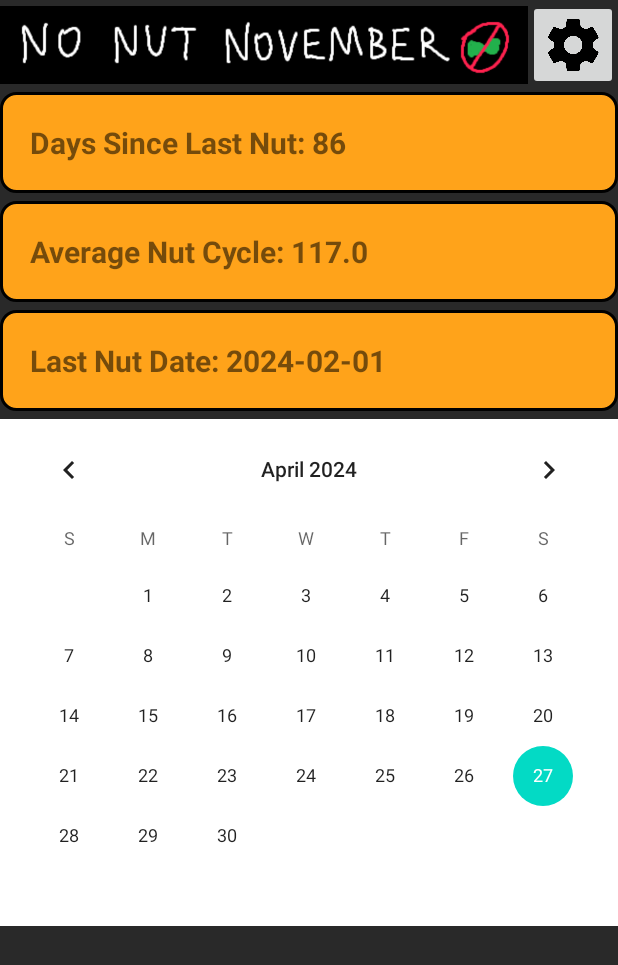
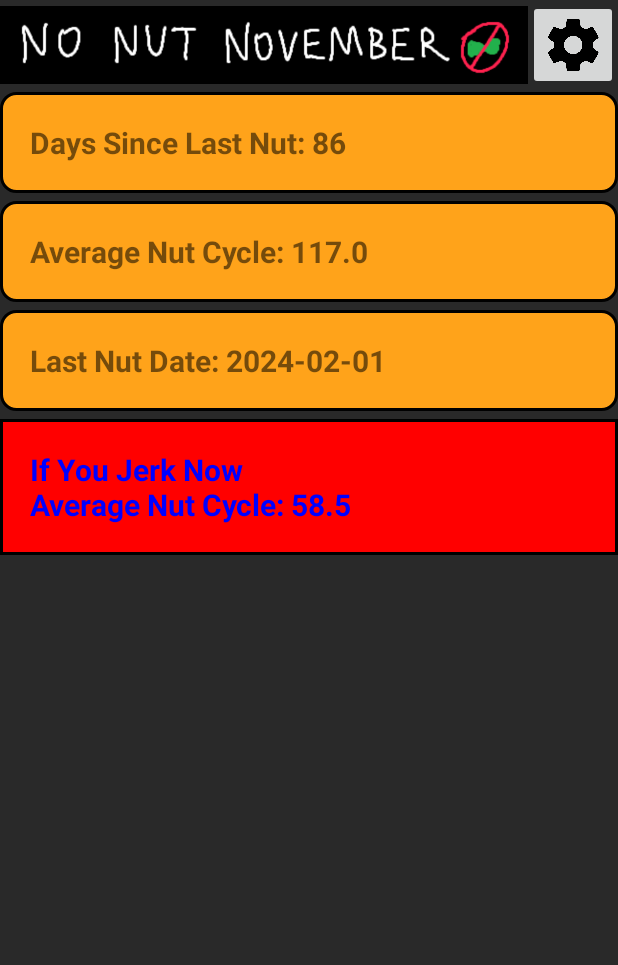
Before and after one commit to rmunuu/Endurance, an Android app: the screen it shows after launch (MainActivity), on a phone screen of 412 x 824 dp. Shown: the top 965 px of the screen. Run offline under Robolectric (Android 15) with nearby library versions, the phone set to English and light mode, and no system bars; our stand-ins replace navigation-ui.

Commit message:
add warning

```diff
--- a/app/build.gradle
+++ b/app/build.gradle
@@ -3,12 +3,12 @@ plugins {
 }
 
 android {
-    compileSdk 32
+    compileSdk 33
 
     defaultConfig {
         applicationId "com.example.endurence"
         minSdk 26
-        targetSdk 32
+        targetSdk 33
         versionCode 1
         versionName "1.0"
 
--- a/app/src/main/java/com/example/endurence/MainActivity.java
+++ b/app/src/main/java/com/example/endurence/MainActivity.java
@@ -39,6 +39,7 @@ public class MainActivity extends AppCompatActivity {
     private TextView timeSinceLastSnowTextView;
     private TextView averageSnowCycleTextView;
     private TextView lastSnowDateTextView;
+    private TextView warningTextView;
 
     private AppBarConfiguration appBarConfiguration;
     private ActivityMainBinding binding;
@@ -52,60 +53,18 @@ public class MainActivity extends AppCompatActivity {
         binding = ActivityMainBinding.inflate(getLayoutInflater());
         setContentView(binding.getRoot());
 
-        /*setSupportActionBar(binding.toolbar);
-
-        NavController navController = Navigation.findNavController(this, R.id.nav_host_fragment_content_main);
-        appBarConfiguration = new AppBarConfiguration.Builder(navController.getGraph()).build();
-        NavigationUI.setupActionBarWithNavController(this, navController, appBarConfiguration);
-
-        binding.fab.setOnClickListener(new View.OnClickListener() {
-            @Override
-            public void onClick(View view) {
-                Snackbar.make(view, "Replace with your own action", Snackbar.LENGTH_LONG)
-                        .setAction("Action", null).show();
-            }
-        });*/
-
-
-        // 시작 날짜, 마지막 눈 날짜, 현재 날짜
-        //LocalDate start_date = LocalDate.of(LocalDate.now().getYear(), 1, 1);
-        //LocalDate last_date = DateUtils.parseDate(value2);
-        //LocalDate today = LocalDate.now();
-
-
-        //String startDateString = start_date.toString(); // 기록 시작일
-        //String todayDateString = today.toString(); // 오늘 날짜
-        // value 2가 마지막으로 눈온 날짜
-
         sharedPref = getSharedPreferences("MyApp", MODE_PRIVATE);
 
         value1 = sharedPref.getInt("value1", 1);
         start_date = sharedPref.getString("start_date", "20240101");
         last_date = sharedPref.getString("last_date", "20240201");
 
-        timeSinceLastSnowTextView = findViewById(R.id.timeSinceLastSnow);
+        timeSinceLastSnowTextView = findViewById(R.id.daySinceLastSnow);
         averageSnowCycleTextView = findViewById(R.id.averageSnowCycle);
         lastSnowDateTextView = findViewById(R.id.lastSnowDate);
+        warningTextView = findViewById(R.id.warning);
 
 
-        /*
-        SharedPreferences.Editor editor = sharedPref.edit();
-
-        editor.putString("start", startDateString);
-        //editor.putString("now", todayDateString);
-        editor.apply();
-
-         */
-
-
-        /*
-        float calculatedAverageCycle = (float)30/(value1);
-
-        // Example of setting the text for the TextViews
-        timeSinceLastSnowTextView.setText("Time since last snow: " + value1);
-        averageSnowCycleTextView.setText("Average Snow Cycle: " + calculatedAverageCycle);
-        lastSnowDateTextView.setText("Last Snow Date: " + value2);
-        */
 
         settingsButton = (ImageButton) findViewById(R.id.settingsButton); // Replace with your button ID
         settingsButton.setOnClickListener(new View.OnClickListener() {
@@ -124,7 +83,7 @@ public class MainActivity extends AppCompatActivity {
 
         sharedPref = getSharedPreferences("MyApp", MODE_PRIVATE);
 
-        value1 = sharedPref.getInt("value1", 1);
+        value1 = sharedPref.getInt("value1", 1); //Nut Days
         start_date = sharedPref.getString("start_date", "20240101");
         last_date = sharedPref.getString("last_date", "20240201");
 
@@ -137,10 +96,12 @@ public class MainActivity extends AppCompatActivity {
 
         //float calculatedAverageCycle = (float)daysSinceStartDate/(value1);
         float calculatedAverageCycle = (float)daysSinceStartDate/(value1);
+        float futureAverageCycle = (float)daysSinceStartDate/(value1+1.0f);
 
-        timeSinceLastSnowTextView.setText("Days Since Last Nut: " + daysSinceLastSnow);
-        averageSnowCycleTextView.setText("Average Nut Cycle: " + calculatedAverageCycle);
-        lastSnowDateTextView.setText("Last Nut Date: " + formatDate(last_date));
+        timeSinceLastSnowTextView.setText(getString(R.string.day_since_last_snow) + ": " + daysSinceLastSnow);
+        averageSnowCycleTextView.setText(getString(R.string.average_snow_cycle) + ": " + calculatedAverageCycle);
+        lastSnowDateTextView.setText(getString(R.string.last_snow_date) + ": " + formatDate(last_date));
+        warningTextView.setText(getString(R.string.warning) + "\nAverage Nut Cycle: " + futureAverageCycle);
     }
 
     public String formatDate(String inputDate) {
--- /dev/null
+++ b/app/src/main/res/drawable-v24/textview_box2.xml
@@ -0,0 +1,7 @@
+<?xml version="1.0" encoding="utf-8"?>
+<shape xmlns:android="http://schemas.android.com/apk/res/android">
+    <solid android:color="#ff0000"/> <!-- Background color of the box -->
+    <stroke android:width="2dp" android:color="#000000"/> <!-- Border color and width -->
+    <corners android:radius="0dp"/> <!-- Corner radius -->
+    <padding android:left="10dp" android:top="10dp" android:right="10dp" android:bottom="10dp"/> <!-- Optional padding -->
+</shape>
--- a/app/src/main/res/layout/activity_main.xml
+++ b/app/src/main/res/layout/activity_main.xml
@@ -2,15 +2,6 @@
     android:layout_width="match_parent"
     android:layout_height="match_parent"
     android:background="#292929">
-
-
-<!--    <Button-->
-<!--        android:id="@+id/settingButton"-->
-<!--        android:layout_width="wrap_content"-->
-<!--        android:layout_height="wrap_content"-->
-<!--        android:layout_alignParentTop="true"-->
-<!--        android:layout_alignParentEnd="true"-->
-<!--        android:background="@drawable/settings_img"/>-->
 
     <LinearLayout
         android:id="@+id/topLinearLayout"
@@ -33,23 +24,12 @@
             android:src="@drawable/settings_img" />
     </LinearLayout>
 
-<!--    <ImageButton-->
-<!--        android:id="@+id/settingsButton"-->
-<!--        android:layout_width="50dp"-->
-<!--        android:layout_height="50dp"-->
-<!--        android:layout_alignParentTop="true"-->
-<!--        android:layout_alignParentEnd="true"-->
-<!--        android:onClick="onImageButtonClick"-->
-<!--        android:scaleType="fitCenter"-->
-<!--        android:src="@drawable/settings_img" />-->
-
-
     <TextView
-        android:id="@+id/timeSinceLastSnow"
+        android:id="@+id/daySinceLastSnow"
         android:layout_width="match_parent"
         android:layout_height="wrap_content"
         android:layout_marginTop="1dp"
-        android:text="@string/time_since_last_snow"
+        android:text="@string/day_since_last_snow"
         android:textSize="20sp"
         android:textStyle="bold"
         android:background="@drawable/textview_box"
@@ -66,7 +46,7 @@
         android:textStyle="bold"
         android:background="@drawable/textview_box"
         android:padding="20dp"
-        android:layout_below="@id/timeSinceLastSnow"/>
+        android:layout_below="@id/daySinceLastSnow"/>
 
     <TextView
         android:id="@+id/lastSnowDate"
@@ -80,16 +60,25 @@
         android:textSize="20sp"
         android:textStyle="bold" />
 
-    <CalendarView
-        android:id="@+id/calendar"
+    <TextView
+        android:id="@+id/warning"
         android:layout_width="match_parent"
         android:layout_height="wrap_content"
         android:layout_below="@id/lastSnowDate"
         android:layout_marginTop="5dp"
-        android:background="@color/white"/>
+        android:background="@drawable/textview_box2"
+        android:padding="20dp"
+        android:text="@string/warning"
+        android:textSize="20sp"
+        android:textStyle="bold"
+        android:textColor="#0000FF" />
 
-
-
-
+<!--    <CalendarView-->
+<!--        android:id="@+id/calendar"-->
+<!--        android:layout_width="match_parent"-->
+<!--        android:layout_height="wrap_content"-->
+<!--        android:layout_below="@id/lastSnowDate"-->
+<!--        android:layout_marginTop="5dp"-->
+<!--        android:background="@color/white"/>-->
 
 </RelativeLayout>
--- a/app/src/main/res/values/strings.xml
+++ b/app/src/main/res/values/strings.xml
@@ -13,9 +13,10 @@
     <string name="snow_days">Nut Days</string>
     <string name="set_start_date">Set Start Date</string>
     <string name="set_last_snow_date">Set Last Nut Date</string>
-    <string name="time_since_last_snow">Time Since Last Nut</string>
+    <string name="day_since_last_snow">Days Since Last Nut</string>
     <string name="average_snow_cycle">Average Nut Cycle</string>
     <string name="last_snow_date">Last Nut Date</string>
+    <string name="warning">If You Jerk Now</string>
 
 
 </resources>
```
Also changed, not shown: 1 other file.
